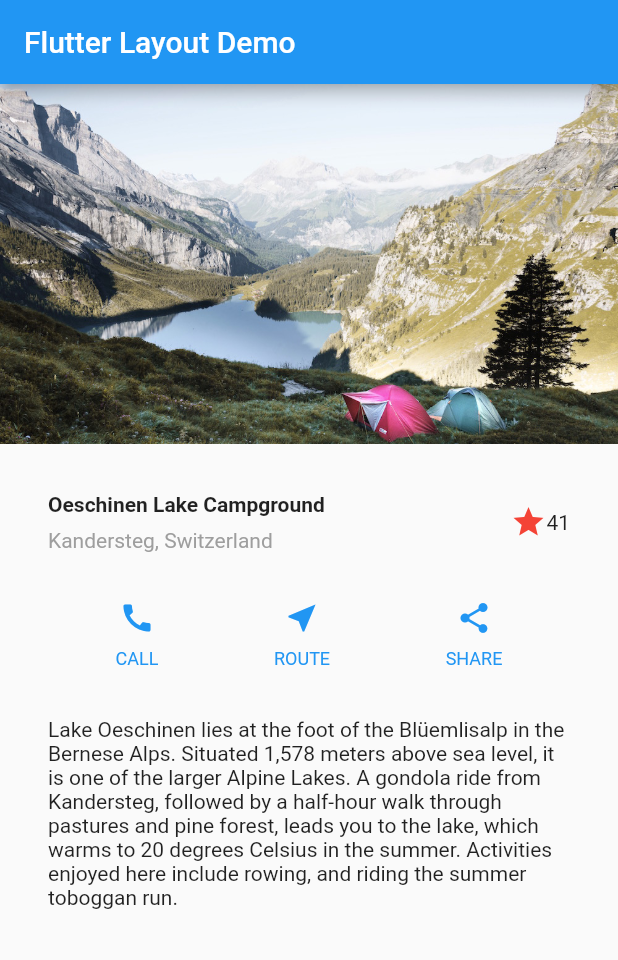
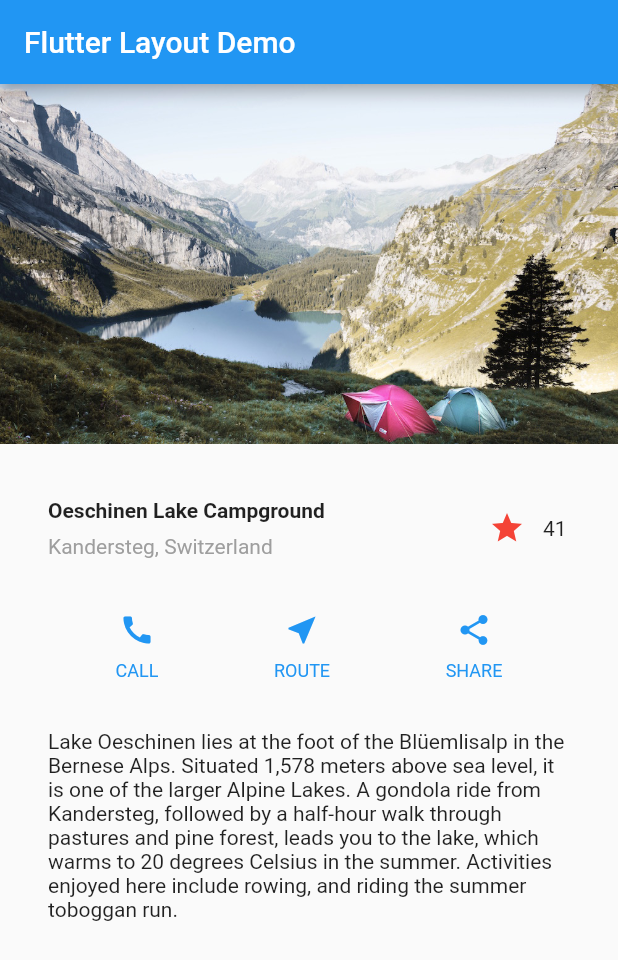
Before and after one commit to CallieAnn/FlutterLayoutDemo, a Flutter app: the screen it shows after launch, on a phone screen of 412 x 824 dp. Shown: the top 960 px of the screen. Run offline on Flutter 3.47's test engine with Material 2 defaults, Android fonts, the phone set to English and light mode, and no system bars.

```diff
--- a/lib/main.dart
+++ b/lib/main.dart
@@ -5,7 +5,6 @@ void main() => runApp(MyApp());
 class MyApp extends StatelessWidget {
   @override
   Widget build(BuildContext context) {
-
     Widget titleSection = Container(
       padding: const EdgeInsets.all(32),
       child: Row(
@@ -35,16 +34,14 @@ class MyApp extends StatelessWidget {
             ),
           ),
           /*3*/
-          Icon(
-            Icons.star,
-            color: Colors.red[500],
-          ),
-          Text('41'),
+          FavoriteWidget(),
         ],
       ),
     );
 
-    Color color = Theme.of(context).primaryColor;
+    Color color = Theme
+        .of(context)
+        .primaryColor;
 
     Widget buttonSection = Container(
       child: Row(
@@ -79,11 +76,11 @@ class MyApp extends StatelessWidget {
         body: ListView(
           children: [
             Image.asset(
-                'images/lake.jpg',
-                width: 600,
-                height: 240,
-                fit: BoxFit.cover,
-                ),
+              'images/lake.jpg',
+              width: 600,
+              height: 240,
+              fit: BoxFit.cover,
+            ),
             titleSection,
             buttonSection,
             textSection,
@@ -92,6 +89,7 @@ class MyApp extends StatelessWidget {
       ),
     );
   }
+
 
   //private helper method to build button columns
   Column _buildButtonColumn(Color color, IconData icon, String label) {
@@ -115,3 +113,49 @@ class MyApp extends StatelessWidget {
     );
   }
 }
+
+
+  class FavoriteWidget extends StatefulWidget {
+  @override
+  _FavoriteWidgetState createState() => _FavoriteWidgetState();
+  }
+
+  class _FavoriteWidgetState extends State<FavoriteWidget> {
+    bool _isFavorited = true;
+    int _favoriteCount = 41;
+
+    void _toggleFavorite() {
+      setState(() {
+        if (_isFavorited) {
+          _favoriteCount -= 1;
+          _isFavorited = false;
+        } else {
+          _favoriteCount += 1;
+          _isFavorited = true;
+        }
+      });
+    }
+    @override
+    Widget build(BuildContext context) {
+      return Row(
+        mainAxisSize: MainAxisSize.min,
+        children: [
+          Container(
+            padding: EdgeInsets.all(0),
+            child: IconButton(
+              icon: (_isFavorited ? Icon(Icons.star) : Icon(Icons.star_border)),
+              color: Colors.red[500],
+              onPressed: _toggleFavorite,
+            ),
+          ),
+          SizedBox(
+            width: 18,
+            child: Container(
+              child: Text('$_favoriteCount'),
+            ),
+          ),
+        ],
+      );
+    }
+
+}
```
